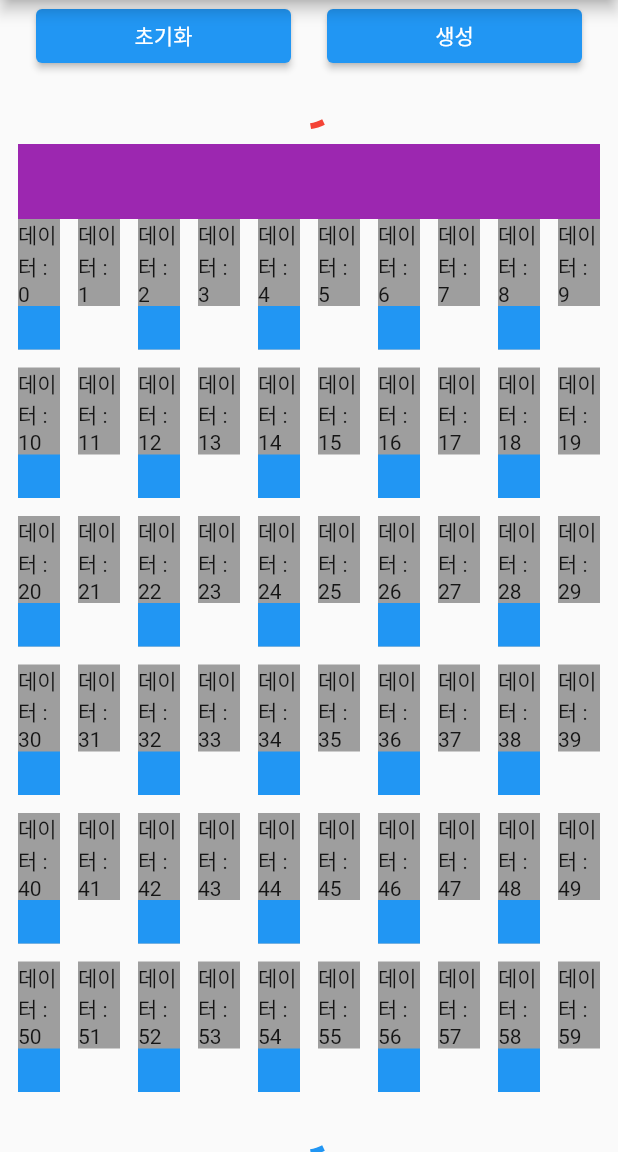
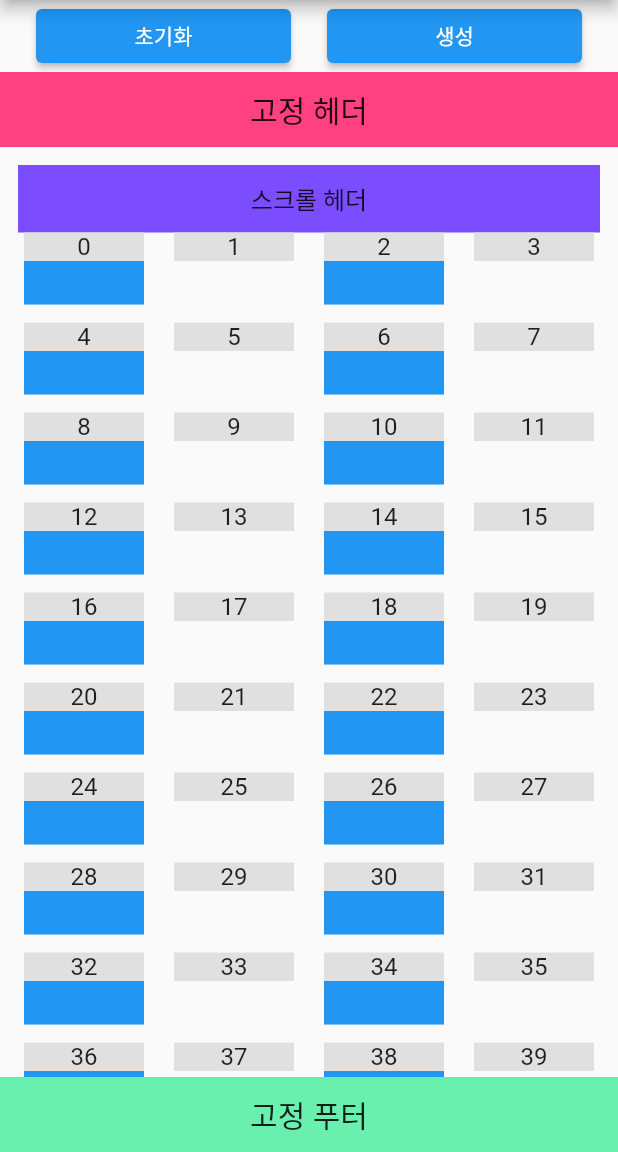
Before and after one commit to jinhan38/span_list_view, a Flutter app: the screen it shows after launch, on a phone screen of 412 x 824 dp, the part 84-1236 px from its top. Run offline on Flutter 3.47's test engine with Material 2 defaults, Android fonts, the light colour scheme and no system bars.

Commit message:
주석 추가 header, footer 기능 보완

```diff
--- a/lib/home_screen.dart
+++ b/lib/home_screen.dart
@@ -11,6 +11,9 @@ class HomeScreen extends StatefulWidget {
 class _HomeScreenState extends State<HomeScreen> {
   List<String> dataList = [];
   int totalSize = 500;
+  int pageNum = 0;
+
+  SizedBox sb24 = const SizedBox(width: 24);
 
   bool loading = false;
 
@@ -28,48 +31,74 @@ class _HomeScreenState extends State<HomeScreen> {
         children: [
           Row(
             children: [
-              SizedBox(width: 24),
+              sb24,
               Expanded(
                 child: ElevatedButton(
                     onPressed: () async {
-                      dataList.clear();
-                      setState(() {});
+                      pageNum = 0;
+                      if (mounted) setState(() => dataList.clear());
                     },
                     child: const Text("초기화")),
               ),
-              SizedBox(width: 24),
+              sb24,
               Expanded(
-                child: ElevatedButton(
-                    onPressed: () async {
-                      await addData();
-                      setState(() {});
-                    },
-                    child: const Text("생성")),
-              ),
-              SizedBox(width: 24),
+                  child: ElevatedButton(
+                      onPressed: () async => await addData(),
+                      child: const Text("생성"))),
+              sb24,
             ],
           ),
           Expanded(
             child: SpanListView(
-              initStateFunction: () {
-                print("initStatedFunction");
-              },
+              pinnedScrollFooter: false,
+              initStateFunction: () {},
               lineVerticalAxisAlignment: CrossAxisAlignment.start,
               horizontalSeparatorWidget: const SizedBox(width: 12),
               separatorWidget: const SizedBox(height: 12),
               itemCount: dataList.length,
-              span: 10,
+              span: 4,
               fetchDataPercent: 0.9,
               lineItemExpanded: false,
               usePercentFetchData: true,
               scrollHeader: Container(
-                  width: double.infinity, height: 50, color: Colors.purple),
-              scrollFooter: Container(
-                  width: double.infinity, height: 50, color: Colors.pink),
-              pinnedHeader: const CircularProgressIndicator(color: Colors.red),
-              pinnedFooter: const CircularProgressIndicator(color: Colors.blue),
+                alignment: Alignment.center,
+                width: double.infinity,
+                color: Colors.deepPurpleAccent,
+                height: 45,
+                child: const Text(
+                  "스크롤 헤더",
+                  style: TextStyle(fontSize: 16),
+                ),
+              ),
+              scrollFooter: const CircularProgressIndicator(color: Colors.blue),
+              pinnedHeader: Container(
+                alignment: Alignment.center,
+                width: double.infinity,
+                height: 50,
+                child: const Text(
+                  "고정 헤더",
+                  style: TextStyle(fontSize: 20),
+                ),
+                color: Colors.pinkAccent,
+              ),
+              pinnedFooter: Container(
+                alignment: Alignment.center,
+                width: double.infinity,
+                height: 50,
+                child: const Text(
+                  "고정 푸터",
+                  style: TextStyle(fontSize: 20),
+                ),
+                color: Colors.greenAccent,
+              ),
+              padding: EdgeInsets.all(12),
               widgetBuilder: (index) {
-                return item(dataList[index], index);
+                return GestureDetector(
+                  child: item(dataList[index], index),
+                  onTap: () {
+                    print("index : $index");
+                  },
+                );
               },
               fetchData: () async {
                 if (!loading && totalSize > dataList.length) {
@@ -83,39 +112,55 @@ class _HomeScreenState extends State<HomeScreen> {
     );
   }
 
+  ///add data
   Future addData() async {
-    WidgetsBinding.instance!.addPostFrameCallback((_) {
-      setState(() => loading = true);
-    });
-    await Future.delayed(const Duration(milliseconds: 200), () async {})
-        .then((value) {
-      List<String> tempList = [];
-      for (int i = 0; i < 100; i++) {
-        tempList.add("데이터 : ${dataList.length + i}");
-      }
-      dataList.addAll(tempList);
-
-      WidgetsBinding.instance!.addPostFrameCallback((_) {
+    try {
+      loading = true;
+      await Future.delayed(const Duration(milliseconds: 100)).then((value) {
+        for (int i = 0; i < 100; i++) {
+          int value = (pageNum * 100) + i;
+          if (value == 100) {
+            dataList.add("리스트리스트리스트리스트리스트리스트리스트리스트리스트리스트리스트리스트리스트리스트리스트리스트");
+          } else {
+            dataList.add(value.toString());
+          }
+        }
+        pageNum++;
         loading = false;
-        setState(() => loading = false);
+        setState(() {});
+      }).onError((error, stackTrace) {
+        loading = false;
       });
-    });
+    } catch (e) {
+      print("addData error : $e");
+    }
   }
 
   Widget item(String text, int index) {
     return Container(
       alignment: Alignment.center,
-      color: Colors.grey,
+      color: Colors.grey.shade300,
       width: 80,
       child: Column(
         children: [
-          Text(text),
-          if (index.isEven)
+          Row(
+            mainAxisAlignment: MainAxisAlignment.center,
+            children: [
+              Expanded(
+                  child: Text(
+                text,
+                textAlign: TextAlign.center,
+                style: TextStyle(fontSize: 16),
+              )),
+            ],
+          ),
+          if (index.isEven) ...[
             Container(
-              width: 70,
+              width: 80,
               height: 29,
               color: Colors.blue,
-            )
+            ),
+          ]
         ],
       ),
     );
--- a/lib/span_list_view.dart
+++ b/lib/span_list_view.dart
@@ -18,15 +18,15 @@ class SpanListView extends StatefulWidget {
     this.pinnedFooter,
     this.scrollHeader,
     this.scrollFooter,
+    this.pinnedScrollFooter = false,
     this.shrinkWrap = true,
     this.primary = false,
-    this.padding = const EdgeInsets.all(12),
+    this.padding = const EdgeInsets.all(0),
     this.lineVerticalAxisAlignment = CrossAxisAlignment.center,
     this.mainAxisAlignment = MainAxisAlignment.spaceEvenly,
     this.lineItemExpanded = true,
     Key? key,
-  })
-      : assert((span > 0 && span < 11),
+  })  : assert((span > 0 && span < 11),
             'span must be less than 11 and higher than 0. Current span is $span.'),
         assert((fetchDataPercent < 1.0 && fetchDataPercent > 0),
             'etchDataPercent must be less than 1.0 and higher than 0. Current fetchDataPercent is $fetchDataPercent'),
@@ -76,6 +76,10 @@ class SpanListView extends StatefulWidget {
   ///Visible when the scroll reaches the bottom
   final Widget? scrollFooter;
 
+  ///If it is false, it will be shown when you call [fetchData] function.
+  ///It it is true, it will be always shown.
+  final bool pinnedScrollFooter;
+
   ///[pinnedHeader] is header of ListView.
   ///It is pinned at the top regardless of the scrolling of ListView
   final Widget? pinnedHeader;
@@ -119,7 +123,9 @@ class SpanListView extends StatefulWidget {
 }
 
 class _SpanListViewState extends State<SpanListView> {
-
+  ///If you are adding data, [fetchingData] will be true and [widget.scrollFooter] will be shown.
+  ///If you are not adding data, [fetchingData] will be false and [widget.scrollFooter] will be hidden.
+  bool fetchingData = false;
 
   @override
   void initState() {
@@ -131,10 +137,16 @@ class _SpanListViewState extends State<SpanListView> {
 
   @override
   Widget build(BuildContext context) {
-    /// When pinnedHeader or pinnedFooter is not null,
-    /// after wrapping ListView with Column, put pinnedHeader and pinnedFooter at the top and bottom of ListView.
-    /// If pinnedHeader and pinnedFooter are both null, return ListView directly.
-    if (widget.pinnedHeader != null || widget.pinnedFooter != null) {
+    /// If pinnedHeader and pinnedFooter are both null, return only ListView.
+    /// If pinnedHeader or pinnedFooter is not null,
+    /// put pinnedHeader and pinnedFooter at the top and bottom of ListView, after wrapping ListView with Column.
+
+    if (widget.itemCount == 0) {
+      return const SizedBox();
+    } else {
+      if (widget.pinnedHeader == null || widget.pinnedFooter == null) {
+        return _listViewWidget();
+      } else {
         return Column(
           children: [
             if (widget.pinnedHeader != null) ...[widget.pinnedHeader!],
@@ -142,8 +154,7 @@ class _SpanListViewState extends State<SpanListView> {
             if (widget.pinnedFooter != null) ...[widget.pinnedFooter!],
           ],
         );
-    } else {
-      return _listViewWidget();
+      }
     }
   }
 
@@ -179,17 +190,13 @@ class _SpanListViewState extends State<SpanListView> {
             mainAxisAlignment: widget.mainAxisAlignment);
 
         if (index == 0) {
-          if (widget.scrollHeader == null) {
-            return listItemLine;
-          } else {
-            return _listItemLineWithHeader(widget.scrollHeader!, listItemLine);
-          }
+          return scrollHeaderWidget(
+              listItemLine: listItemLine, scrollHeader: widget.scrollHeader);
         } else if (index == _itemCount - 1) {
-          if (widget.scrollFooter == null) {
-            return listItemLine;
-          } else {
-            return _listItemLineWithFooter(widget.scrollFooter!, listItemLine);
-          }
+          return scrollFooterWidget(
+              listItemLine: listItemLine,
+              scrollFooter: widget.scrollFooter,
+              fetchingData: fetchingData);
         } else {
           return listItemLine;
         }
@@ -200,7 +207,39 @@ class _SpanListViewState extends State<SpanListView> {
     );
   }
 
+  ///If [scrollHeader] is null, return only [listItemLine].
+  ///But [scrollHeader] not null, return [listItemLine] with scrollHeaderWidget.
+  Widget scrollHeaderWidget({
+    required Widget listItemLine,
+    required Widget? scrollHeader,
+  }) {
+    if (scrollHeader == null) {
+      return listItemLine;
+    } else {
+      return _listItemLineWithHeader(scrollHeader, listItemLine);
+    }
+  }
+
+  ///It can be shown, when you are fetching data.
+  ///If [scrollFooter] is null, return only [listItemLine].
+  ///If value of fetchingData is false, return only [listItemLine].
+  ///But [scrollFooter] not null, return [listItemLine] with scrollFooterWidget.
+  Widget scrollFooterWidget({
+    required Widget listItemLine,
+    required Widget? scrollFooter,
+    required bool fetchingData,
+  }) {
+    if (scrollFooter == null) {
+      return listItemLine;
+    } else if (!fetchingData && !widget.pinnedScrollFooter) {
+      return listItemLine;
+    } else {
+      return _listItemLineWithFooter(scrollFooter, listItemLine);
+    }
+  }
+
   ///[_calcItemCount] is a function that finds itemCount of ListView.
+  ///It is not the count of dataList
   ///If span is one, returns itemCount as is without calculation.
   ///But span is higher one, itemCount must be calculated considering span.
   int _calcItemCount({required int itemCount, required int span}) {
@@ -211,19 +250,19 @@ class _SpanListViewState extends State<SpanListView> {
     }
   }
 
-  ///데이터리스트의 몇번째 index인지 알아야 함
-  ///0이나 1인 경우에는 인덱스 그대로 반환
-  ///span이 1보다 큰 경우 현재 리스트의 index와 span을 이용해서
-  ///dataList의 index 값을 list에 담아서 반환
+  ///This function is used for getting the index of dataList.
+  ///If span one or zero, return currentIndex.
+  ///But If span is higher one, need more calculation
+  ///currentIndex is index of ListView. In other word, it is line index.
+  ///So, you can get the index of current dataList by multiplying [currentIndex] and [span].
+  ///With the index just obtained, run the for loop and store the index as much as span
   List<int> _calcDataListItemIndex(
       {required int currentIndex, required int span, required int itemCount}) {
     List<int> itemIndexList = [];
     if (span == 1) {
       itemIndexList.add(currentIndex);
     } else {
-      ///현재 몇번째 줄인지 체크
       int index = currentIndex * span;
-
       int count = 0;
       for (int i = 0; i < span; i++) {
         int tempIndex = index + count;
@@ -256,7 +295,7 @@ class _SpanListViewState extends State<SpanListView> {
 
   ///one line Widget
   ///you can set Alignment by using values of [lineVerticalAxisAlignment], [mainAxisAlignment], and [widget.lineItemExpanded].
-  ///If horizontalSeparatorWidget is not null, could put separatorWidget.
+  ///If [horizontalSeparatorWidget] is not null, could put [widget.separatorWidget].
   Widget _listItemLine({
     required IndexedWidgetBuilder widgetBuilder,
     required int span,
@@ -272,8 +311,7 @@ class _SpanListViewState extends State<SpanListView> {
         for (int i = 0; i < itemIndexList.length; i++) ...[
           if (widget.lineItemExpanded) ...[
             Expanded(child: widgetBuilder(itemIndexList[i])),
-          ] else
-            ...[
+          ] else ...[
             Flexible(flex: 1, child: widgetBuilder(itemIndexList[i])),
           ],
           if (horizontalSeparatorWidget != null &&
@@ -293,15 +331,24 @@ class _SpanListViewState extends State<SpanListView> {
     required double fetchDataPercent,
     required Function? fetchData,
   }) async {
+    try {
       if (fetchData != null) {
         if (usePercentFetchData) {
           if (currentIndex == (itemCount * fetchDataPercent).floor()) {
+            fetchingData = true;
             await fetchData();
+            fetchingData = false;
           }
         } else {
-        if (currentIndex == itemCount - 1) await fetchData();
+          if (currentIndex == itemCount - 1) {
+            fetchingData = true;
+            await fetchData();
+            fetchingData = false;
           }
         }
       }
-
+    } catch (e) {
+      print("_fetchData error : $e");
     }
+  }
+}
```
Also changed, not shown: pubspec.yaml (+4 -19 lines). Lines whose indentation alone changed are shown as unchanged.
